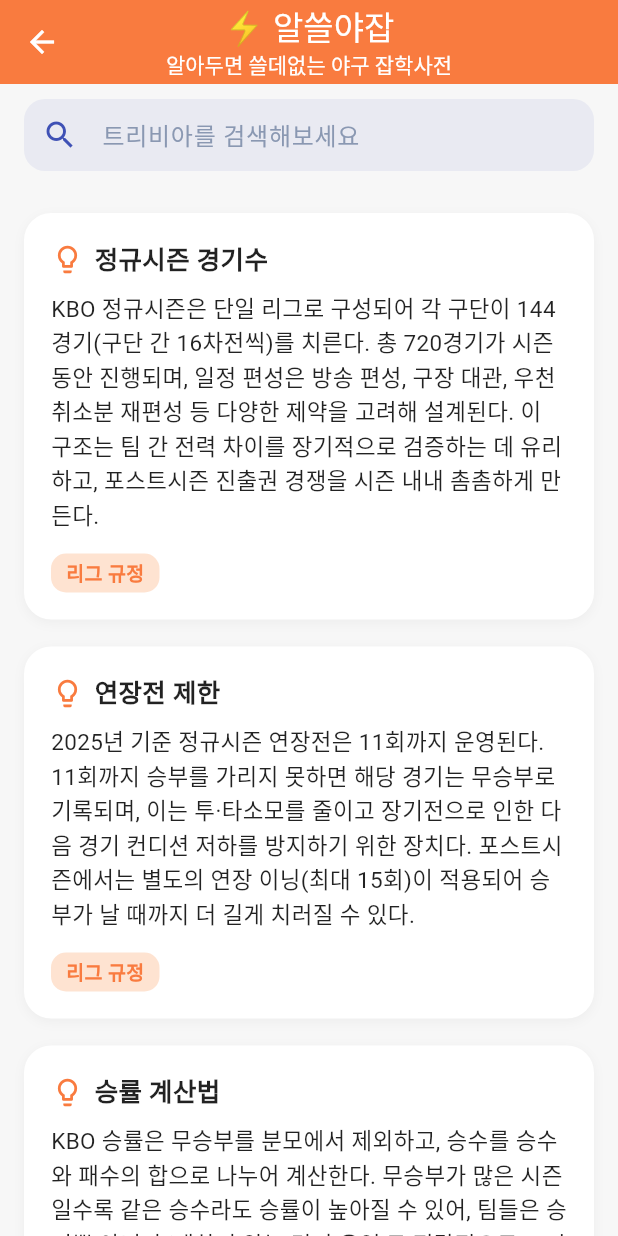
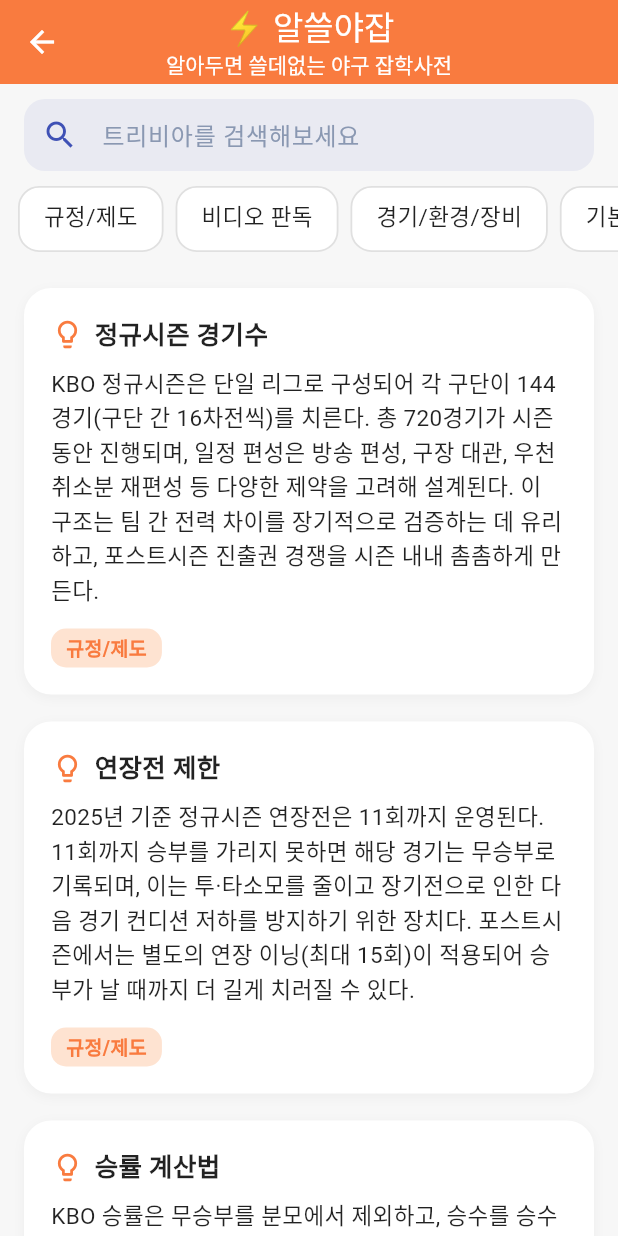
Before and after one commit to AJeonghyun/baseball_quiz, a Flutter app: the BaseballTriviaPage screen opened directly, on a phone screen of 412 x 824 dp. Run offline on Flutter 3.47's test engine with Material 3 defaults, Android fonts, the phone set to English and light mode, and no system bars; our stand-ins replace auto_size_text, youtube_player_flutter; Roboto replaces fonts that are missing (Pretendard).

Commit message:
modified trivia category & add category button

```diff
--- a/lib/baseball_trivia_page.dart
+++ b/lib/baseball_trivia_page.dart
@@ -24,7 +24,10 @@
 
 class _BaseballTriviaPageState extends State<BaseballTriviaPage> {
   final TextEditingController _searchController = TextEditingController();
+  final ScrollController _listScrollController = ScrollController();
+  final ScrollController _categoryScrollController = ScrollController(); // 추가
   String _searchQuery = '';
+  String? _selectedCategory; // 선택된 카테고리
 
   // Load trivia data from assets/trivia.json
   Future<List<Map<String, dynamic>>> loadTrivia() async {
@@ -32,6 +35,27 @@
     final List<dynamic> jsonList = json.decode(jsonString);
     // Ensure all entries are Map<String, dynamic>
     return jsonList.cast<Map<String, dynamic>>();
+  }
+
+  @override
+  void dispose() {
+    _searchController.dispose();
+    _listScrollController.dispose();
+    _categoryScrollController.dispose(); // 꼭 해제!
+    super.dispose();
+  }
+
+  void scrollToCategory(int idx) {
+    // 카테고리 버튼이 화면에 보이도록 스크롤 이동
+    // (버튼 하나의 width + padding을 고려)
+    const double itemWidth = 80; // 대략적인 버튼 너비(조정 가능)
+    const double padding = 12;
+    final double offset = idx * (itemWidth + 8) - padding;
+    _categoryScrollController.animateTo(
+      offset < 0 ? 0 : offset,
+      duration: const Duration(milliseconds: 250),
+      curve: Curves.ease,
+    );
   }
 
   @override
@@ -170,7 +194,7 @@
 
     // 전체 트리비아 사전 리스트 (카드형) - load from JSON asset
     return Scaffold(
-      resizeToAvoidBottomInset: true, // 이 줄을 추가!
+      resizeToAvoidBottomInset: true,
       backgroundColor: const Color(0xFFF7F7F7),
       appBar: AppBar(
         backgroundColor: const Color(0xFFF97B3F),
@@ -194,14 +218,31 @@
             return const Center(child: Text('트리비아 데이터를 불러오는 데 실패했습니다.'));
           }
           final triviaList = snapshot.data ?? [];
+
+          // 카테고리 목록 추출 (중복 제거)
+          final List<String> categories = [];
+          for (final t in triviaList) {
+            final cat = (t['category'] ?? '').toString();
+            if (cat.isNotEmpty && !categories.contains(cat)) {
+              categories.add(cat);
+            }
+          }
+
+          // 필터링
           final filteredList = triviaList.where((t) {
             final term = (t['term'] ?? '').toString().toLowerCase();
             final trivia = (t['trivia'] ?? '').toString().toLowerCase();
+            final category = (t['category'] ?? '').toString();
             final query = _searchQuery.toLowerCase();
-            return term.contains(query) || trivia.contains(query);
+            final matchesCategory =
+                _selectedCategory == null || category == _selectedCategory;
+            return (term.contains(query) || trivia.contains(query)) &&
+                matchesCategory;
           }).toList();
+
           return Column(
             children: [
+              // 검색창
               Padding(
                 padding:
                     const EdgeInsets.symmetric(horizontal: 16, vertical: 10),
@@ -236,10 +277,79 @@
                   },
                 ),
               ),
+              // 카테고리 선택 바
+              if (categories.isNotEmpty)
+                SizedBox(
+                  height: 44,
+                  child: ListView.separated(
+                    key: const PageStorageKey(
+                        'category_list'), // <- 추가: 스크롤 위치 보존
+                    controller: _categoryScrollController,
+                    scrollDirection: Axis.horizontal,
+                    padding: const EdgeInsets.symmetric(horizontal: 12),
+                    itemCount: categories.length,
+                    separatorBuilder: (_, __) => const SizedBox(width: 8),
+                    itemBuilder: (context, idx) {
+                      final cat = categories[idx];
+                      final isSelected = _selectedCategory == cat;
+                      return GestureDetector(
+                        onTap: () {
+                          setState(() {
+                            // 단순히 선택 상태만 바꿉니다. (프로그램적 스크롤 호출 제거)
+                            if (_selectedCategory == cat) {
+                              _selectedCategory = null;
+                            } else {
+                              _selectedCategory = cat;
+                            }
+                          });
+                        },
+                        child: AnimatedContainer(
+                          duration: const Duration(milliseconds: 180),
+                          padding: const EdgeInsets.symmetric(
+                              horizontal: 16, vertical: 8),
+                          decoration: BoxDecoration(
+                            color: isSelected
+                                ? const Color(0xFFFEE3D1)
+                                : Colors.white,
+                            borderRadius: BorderRadius.circular(14),
+                            border: Border.all(
+                              color: isSelected
+                                  ? const Color(0xFFF97B3F)
+                                  : Colors.grey.shade300,
+                              width: 1.2,
+                            ),
+                          ),
+                          child: Text(
+                            cat,
+                            style: TextStyle(
+                              color: isSelected
+                                  ? const Color(0xFFF97B3F)
+                                  : Colors.black87,
+                              fontWeight: isSelected
+                                  ? FontWeight.bold
+                                  : FontWeight.normal,
+                              fontSize: 15,
+                            ),
+                          ),
+                        ),
+                      );
+                    },
+                  ),
+                ),
+              const SizedBox(height: 6),
+              // 트리비아 카드 리스트
               Expanded(
-                child: ListView.separated(
-                  padding:
-                      const EdgeInsets.symmetric(vertical: 18, horizontal: 16),
+                child: filteredList.isEmpty
+                    ? const Center(
+                        child: Text(
+                          "검색 결과가 없습니다.",
+                          style: TextStyle(fontSize: 16, color: Colors.grey),
+                        ),
+                      )
+                    : ListView.separated(
+                        controller: _listScrollController, // 컨트롤러 연결
+                        padding: const EdgeInsets.symmetric(
+                            vertical: 18, horizontal: 16),
                         itemCount: filteredList.length,
                         separatorBuilder: (_, __) => const SizedBox(height: 18),
                         itemBuilder: (context, idx) {
@@ -310,7 +420,8 @@
                                               vertical: 3, horizontal: 10),
                                           decoration: BoxDecoration(
                                             color: const Color(0xFFFEE3D1),
-                                      borderRadius: BorderRadius.circular(10),
+                                            borderRadius:
+                                                BorderRadius.circular(10),
                                           ),
                                           child: Text(
                                             t['category'] ?? '',
@@ -327,7 +438,8 @@
                                           Row(
                                             children: [
                                               const Icon(Icons.star,
-                                            color: Color(0xFFF9B03F), size: 18),
+                                                  color: Color(0xFFF9B03F),
+                                                  size: 18),
                                               const SizedBox(width: 3),
                                               Text(
                                                 '재미도 ${t['fun']}',
```
Also changed, not shown: assets/trivia.json, 4 other files. Lines whose indentation alone changed are shown as unchanged.
